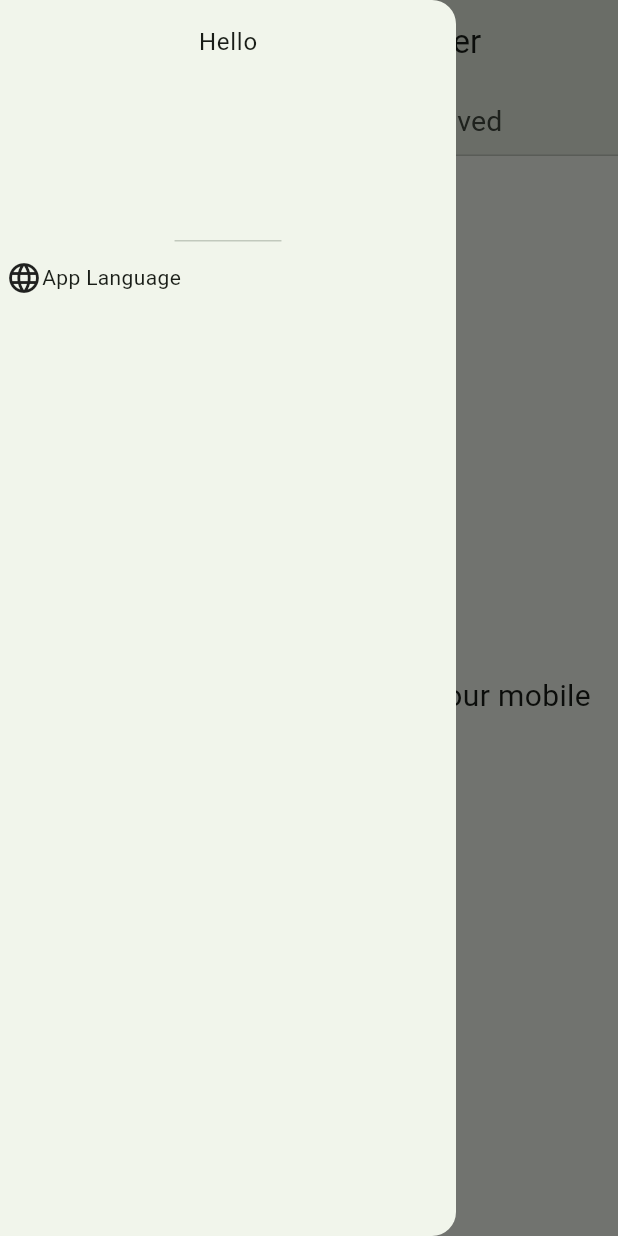
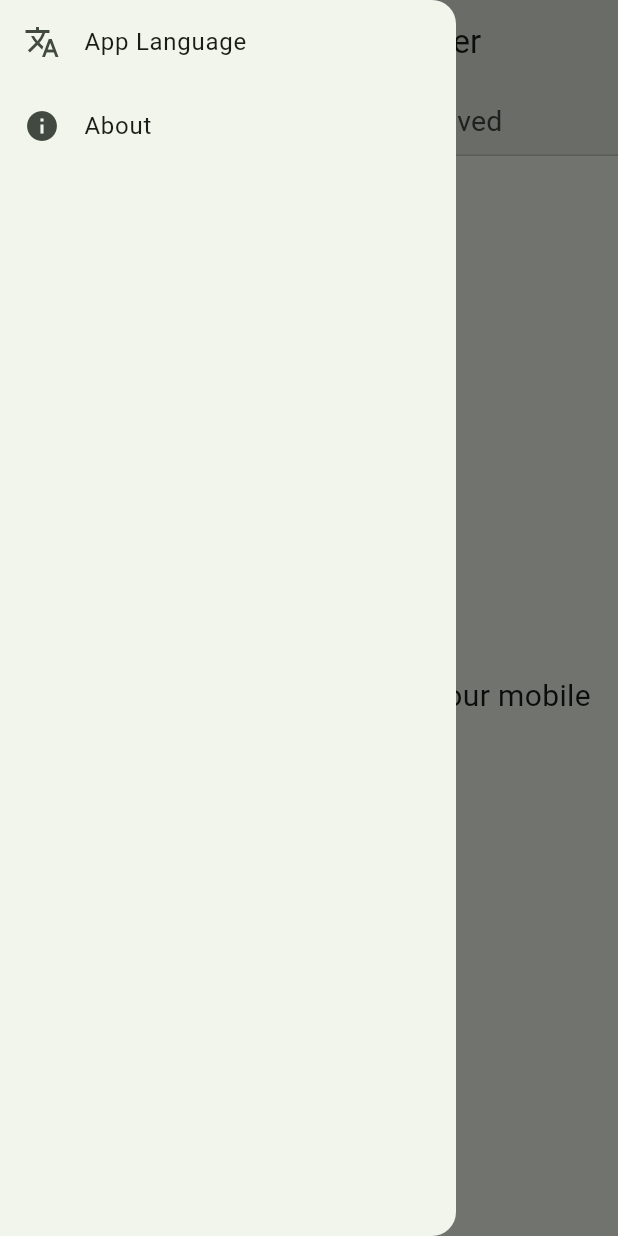
Before and after one commit to krupal4/StatusSaver, a Flutter app: the screen it shows after launch, with the side drawer open, on a phone screen of 412 x 824 dp. Run offline on Flutter 3.47's test engine with Material 2 defaults, Android fonts, the phone set to English and light mode, and no system bars; our stand-ins replace chewie, device_info_plus, fluttertoast, font_awesome_flutter, permission_handler, photo_view and 3 more; missing offline and left inert: device_apps, video_thumbnail; generated files the repository leaves out were written again.

Commit message:
app language added

```diff
--- /dev/null
+++ b/lib/app_info.dart
@@ -0,0 +1,7 @@
+import 'package:font_awesome_flutter/font_awesome_flutter.dart';
+import 'package:status_saver/common.dart';
+
+const String applicationVersion = "1.0.0";
+const String applicationName = "Status Saver"; // TODO: localize
+
+Icon applicationIcon = const Icon(FontAwesomeIcons.squareVirus); // TODO: provide application icon
--- a/lib/constants.dart
+++ b/lib/constants.dart
@@ -14,3 +14,6 @@ const List<String> recentDirectoryPaths = [
 
 const whatsappPackageName = "com.whatsapp";
 const w4bPackageName = "com.whatsapp.w4b";
+
+const languageCodeKey = "languageCode";
+const defaultLanguageCode = "en";
--- /dev/null
+++ b/lib/l10n/l10n.dart
@@ -0,0 +1,21 @@
+import 'package:status_saver/common.dart';
+
+class L10n {
+
+  static final supportedLanguageCodes = [
+    'en',
+    'hi',
+    'gu',
+  ];
+
+  static final allSupportedLocales = supportedLanguageCodes.map((languageCode) => Locale(languageCode)).toList();
+
+  static String? getLanguageName(String languageCode) {
+    switch(languageCode) {
+      case 'en': return "English";
+      case 'hi': return "हिंदी";
+      case 'gu': return "ગુજરાતી";
+    }
+    return null;
+  }
+}
--- a/lib/main.dart
+++ b/lib/main.dart
@@ -1,6 +1,9 @@
 import 'package:flutter_localizations/flutter_localizations.dart';
+import 'package:provider/provider.dart';
 import 'package:status_saver/common.dart';
+import 'package:status_saver/l10n/l10n.dart';
 import 'package:status_saver/screens/home_screen.dart';
+import 'package:status_saver/provider/locale_provider.dart';
 
 void main() async {
   WidgetsFlutterBinding.ensureInitialized();
@@ -12,6 +15,10 @@ class MyApp extends StatelessWidget {
 
   @override
   Widget build(BuildContext context) {
+    return ChangeNotifierProvider(
+      create: (context) => LocaleProvider()..initialize(),
+      builder: (context,child) {
+        final localeProvider = Provider.of<LocaleProvider>(context);
         return MaterialApp(
           debugShowCheckedModeBanner: false,
           title: 'Whatsapp Status Saver',
@@ -21,11 +28,8 @@ class MyApp extends StatelessWidget {
             GlobalCupertinoLocalizations.delegate,
             AppLocalizations.delegate
           ],
-      supportedLocales: const [
-        Locale("en"), // English
-        Locale("hi"), // Hindi
-        Locale("gu"), // Gujarati
-      ],
+          locale: localeProvider.locale,
+          supportedLocales: L10n.allSupportedLocales,
           theme: ThemeData(
             useMaterial3: true,
             brightness: Brightness.light,
@@ -39,4 +43,6 @@ class MyApp extends StatelessWidget {
           home: const HomeScreen(),
         );
       }
+    );
   }
+}
--- a/lib/screens/home_screen.dart
+++ b/lib/screens/home_screen.dart
@@ -1,9 +1,12 @@
+import 'package:provider/provider.dart';
+import 'package:status_saver/app_info.dart';
 import 'package:status_saver/common.dart';
+import 'package:status_saver/l10n/l10n.dart';
 import 'package:status_saver/models/tab_type.dart';
+import 'package:status_saver/provider/locale_provider.dart';
 import 'package:status_saver/screens/give_permissions_screen.dart';
 import 'package:status_saver/services/get_storage_permissions.dart';
 import 'package:status_saver/widgets/do_or_die.dart';
-import 'package:status_saver/widgets/drawer_item.dart';
 import 'package:status_saver/widgets/statuses_list.dart';
 
 class HomeScreen extends StatefulWidget {
@@ -51,22 +54,7 @@ class _HomeScreenState extends State<HomeScreen> {
                                   "Saved"),
                     ]),
               ),
-              drawer: Drawer(
-                child: Column(
-                  children: [
-                    const DrawerHeader(child: Text('Hello')),
-                    DrawerItem(
-                      child: Row(
-                        children: [
-                          const Icon(Icons.language_sharp),
-                          Text(AppLocalizations.of(context)?.appLanguageLabel ??
-                              "App Language"),
-                        ],
-                      ),
-                    )
-                  ],
-                ),
-              ),
+              drawer: _buildDrawer(context),
               body: TabBarView(
                 children: [
                   DoOrDie(
@@ -85,6 +73,98 @@ class _HomeScreenState extends State<HomeScreen> {
           );
         });
   }
+
+  Drawer _buildDrawer(BuildContext context) {
+    return Drawer(
+      elevation: 2.5,
+      child: ListView(
+        children: [
+          ListTile(
+            title:  Text(AppLocalizations.of(context)?.appLanguageLabel
+              ??"App Language"),
+            leading: const Icon(Icons.translate),
+            onTap: () {
+              pop(context);
+              _showLanguageChooser(context);
+            },
+          ),
+          ListTile(
+            title:  const Text("About"), // TODO: localize
+            leading: const Icon(Icons.info),
+            onTap: () {
+              pop(context);
+              showAboutDialog(
+                context: context,
+                applicationIcon: applicationIcon,
+                applicationVersion: applicationVersion,
+                applicationName: applicationName,
+                children: const [
+                  Text("How does it work?",style: TextStyle(fontSize: 22),), // TODO:
+                  Text("We are not affiliated or officially connected with WhatsApp Inc in any way. And, we do not have any access to your WhatsApp messages.\n\nThis application is intended to provide you with a more convenient way to explore, save and share the status images and videos cached in your device storage",style: TextStyle(fontSize: 18),) //TODO:
+                ]
+              );
+            },
+          ),
+        ],
+      ),
+    );
+  }
+
+  void _showLanguageChooser(BuildContext context) {
+    final localeProvider = Provider.of<LocaleProvider>(context, listen: false);
+    String tempSelectedLanguageCode = localeProvider.locale.languageCode;
+    showDialog(
+      context: context,
+      builder: (context) {
+        return StatefulBuilder(
+          builder: (context, setState) {
+            return AlertDialog(
+              contentPadding: const EdgeInsets.only(top: 4),
+              title: Text(
+                AppLocalizations.of(context)?.appLanguageLabel ?? "App Language",
+                style: const TextStyle(fontSize: 18)
+              ),
+              content: SizedBox(
+                height: double.maxFinite,
+                width: MediaQuery.of(context).size.width * 0.7,
+                child: Scrollbar(
+                  child: Padding(
+                    padding: const EdgeInsets.only(right: 12,),
+                    child: ListView.builder(
+                      itemCount: L10n.supportedLanguageCodes.length,
+                      itemBuilder: (context,index) {
+                        final String languageCode = L10n.supportedLanguageCodes[index];
+                        return RadioListTile(
+                          value: languageCode,
+                          groupValue: tempSelectedLanguageCode,
+                          onChanged: (value) {
+                            setState((){tempSelectedLanguageCode=value!;});
+                          },
+                          title: Text('${L10n.getLanguageName(languageCode)} [$languageCode]')
+                        );
+                      },
+                    ),
+                  ),
+                ),
+              ),
+              actions: [
+                TextButton(
+                  onPressed: () => pop(context),
+                  child: const Text("CANCEL"),  // TODO:
+                ),
+                TextButton(
+                  onPressed: () {
+                    pop(context);
+                    localeProvider.setLocale(tempSelectedLanguageCode);
+                  },
+                  child: const Text("OK"), // TODO:
+                ),
+              ],
+            );
+          }
+        );
+    });
+  }
 }
 
 class MyTab extends StatelessWidget {
@@ -94,8 +174,10 @@ class MyTab extends StatelessWidget {
   @override
   Widget build(BuildContext context) {
     return Padding(
-        padding: const EdgeInsets.all(8.0),
-        child: Text(tabName,
-            style: const TextStyle(fontSize: 19, fontWeight: FontWeight.w400)));
+    padding: const EdgeInsets.all(8.0),
+    child: Text(
+      tabName,
+      style: const TextStyle(fontSize: 19, fontWeight: FontWeight.w400),
+    ));
   }
 }
--- a/lib/widgets/drawer_item.dart
+++ /dev/null
@@ -1,14 +0,0 @@
-import 'package:status_saver/common.dart';
-
-class DrawerItem extends StatelessWidget {
-  final Widget child;
-  const DrawerItem({super.key, required this.child});
-
-  @override
-  Widget build(BuildContext context) {
-    return Container(
-      padding: const EdgeInsets.all(4),
-      child: child,
-    );
-  }
-}
--- a/pubspec.yaml
+++ b/pubspec.yaml
@@ -49,6 +49,8 @@ dependencies:
   device_apps: ^2.2.0
   font_awesome_flutter: ^10.4.0
   fluttertoast: ^8.2.1
+  provider: ^6.0.5
+  shared_preferences: ^2.1.1
 
 dev_dependencies:
   flutter_test:
```
Also changed, not shown: lib/provider/locale_provider.dart (added, +34 -0 lines), pubspec.lock. Lines whose indentation alone changed are shown as unchanged.
